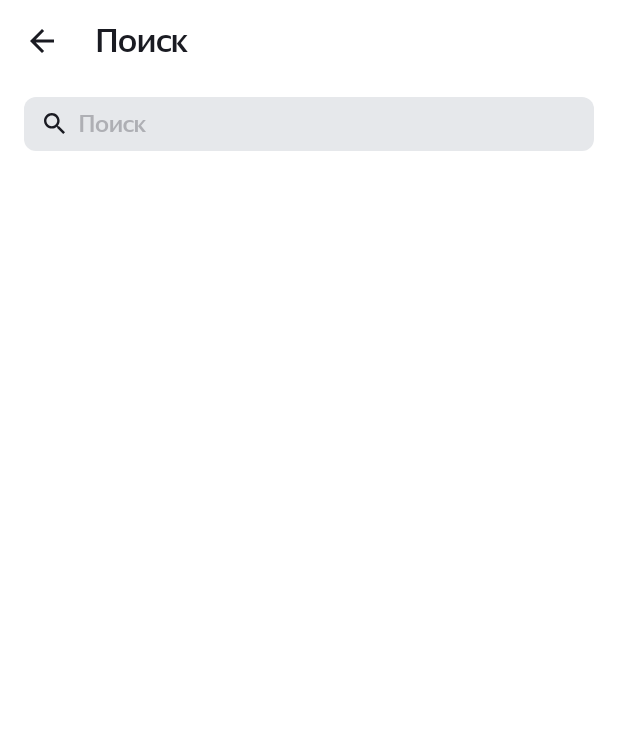
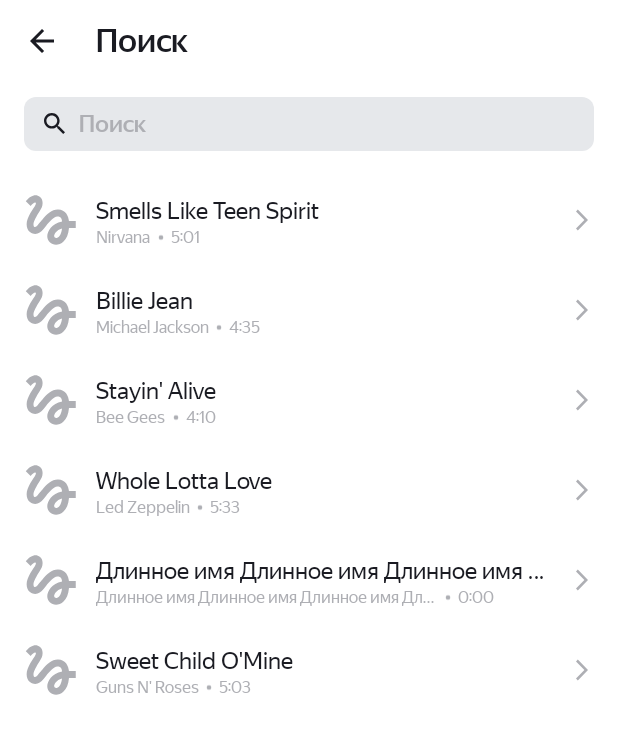
Before and after one commit to AleksandrRegulus/PlaylistMaker, an Android app: the SearchActivity screen opened directly, with no data from a screen before it, on a phone screen of 412 x 824 dp. Shown: the top 734 px of the screen. Run offline under Robolectric (Android 15) with nearby library versions, the phone set to English and light mode, and no system bars; pictures from the network do not load.

Commit message:
вторая домашка 3

```diff
--- a/app/build.gradle
+++ b/app/build.gradle
@@ -45,6 +45,8 @@ dependencies {
     implementation 'com.google.android.material:material:1.9.0'
     implementation 'androidx.constraintlayout:constraintlayout:2.1.4'
     implementation 'androidx.preference:preference:1.2.0'
+    implementation 'com.github.bumptech.glide:glide:4.14.2'
+    annotationProcessor 'com.github.bumptech.glide:compiler:4.14.2'
     testImplementation 'junit:junit:4.13.2'
     androidTestImplementation 'androidx.test.ext:junit:1.1.5'
     androidTestImplementation 'androidx.test.espresso:espresso-core:3.5.1'
--- a/app/src/main/java/com/example/playlistmaker/SearchActivity.kt
+++ b/app/src/main/java/com/example/playlistmaker/SearchActivity.kt
@@ -1,6 +1,5 @@
 package com.example.playlistmaker
 
-import android.content.Context
 import androidx.appcompat.app.AppCompatActivity
 import android.os.Bundle
 import android.text.Editable
@@ -13,7 +12,44 @@ class SearchActivity : AppCompatActivity() {
 
     private var searchText = ""
     private lateinit var binding: ActivitySearchBinding
-
+    private val tracks = arrayListOf<Track>(
+        Track(
+            "Smells Like Teen Spirit",
+            "Nirvana",
+            "5:01",
+            "https://is5-ssl.mzstatic.com/image/thumb/Music115/v4/7b/58/c2/7b58c21a-2b51-2bb2-e59a-9bb9b96ad8c3/00602567924166.rgb.jpg/100x100bb.jpg"
+        ),
+        Track(
+            "Billie Jean",
+            "Michael Jackson",
+            "4:35",
+            "https://is5-ssl.mzstatic.com/image/thumb/Music125/v4/3d/9d/38/3d9d3811-71f0-3a0e-1ada-3004e56ff852/827969428726.jpg/100x100bb.jpg"
+        ),
+        Track(
+            "Stayin' Alive",
+            "Bee Gees",
+            "4:10",
+            "https://is4-ssl.mzstatic.com/image/thumb/Music115/v4/1f/80/1f/1f801fc1-8c0f-ea3e-d3e5-387c6619619e/16UMGIM86640.rgb.jpg/100x100bb.jpg"
+        ),
+        Track(
+            "Whole Lotta Love",
+            "Led Zeppelin",
+            "5:33",
+            "https://is2-ssl.mzstatic.com/image/thumb/Music62/v4/7e/17/e3/7e17e33f-2efa-2a36-e916-7f808576cf6b/mzm.fyigqcbs.jpg/100x100bb.jpg"
+        ),
+        Track(
+            "Длинное имя Длинное имя Длинное имя Длинное имя Длинное имя Длинное имя Длинное имя",
+            "Длинное имя Длинное имя Длинное имя Длинное имя Длинное имя Длинное имя Длинное имя",
+            "0:00",
+            ""
+        ),
+        Track(
+            "Sweet Child O'Mine",
+            "Guns N' Roses",
+            "5:03",
+            "https://is5-ssl.mzstatic.com/image/thumb/Music125/v4/a0/4d/c4/a04dc484-03cc-02aa-fa82-5334fcb4bc16/18UMGIM24878.rgb.jpg/100x100bb.jpg"
+        )
+    )
 
     override fun onCreate(savedInstanceState: Bundle?) {
         super.onCreate(savedInstanceState)
@@ -26,7 +62,7 @@ class SearchActivity : AppCompatActivity() {
 
         binding.btnClear.setOnClickListener {
             binding.searchEditText.setText("")
-            val inputMethodManager = getSystemService(Context.INPUT_METHOD_SERVICE) as? InputMethodManager
+            val inputMethodManager = getSystemService(INPUT_METHOD_SERVICE) as? InputMethodManager
             inputMethodManager?.hideSoftInputFromWindow(binding.searchEditText.windowToken, 0)
         }
 
@@ -45,6 +81,8 @@ class SearchActivity : AppCompatActivity() {
             }
         }
         binding.searchEditText.addTextChangedListener(simpleTextWatcher)
+
+        binding.recyclerView.adapter = TracksAdapter(tracks)
     }
 
     private fun clearButtonVisibility(s: CharSequence?): Int {
@@ -57,15 +95,16 @@ class SearchActivity : AppCompatActivity() {
 
     override fun onSaveInstanceState(outState: Bundle) {
         super.onSaveInstanceState(outState)
-        outState.putString(SEARCH_TEXT,searchText)
+        outState.putString(SEARCH_TEXT, searchText)
     }
 
     override fun onRestoreInstanceState(savedInstanceState: Bundle) {
         super.onRestoreInstanceState(savedInstanceState)
 
-        searchText = savedInstanceState.getString(SEARCH_TEXT,"")
+        searchText = savedInstanceState.getString(SEARCH_TEXT, "")
         binding.searchEditText.setText(searchText)
     }
+
     companion object {
         private const val SEARCH_TEXT = "SEARCH_TEXT"
     }
--- /dev/null
+++ b/app/src/main/java/com/example/playlistmaker/Track.kt
@@ -0,0 +1,7 @@
+package com.example.playlistmaker
+
+data class Track(val trackName: String, // Название композиции
+                 val artistName: String, // Имя исполнителя
+                 val trackTime: String, // Продолжительность трека
+                 val artworkUrl100: String) { // Ссылка на изображение обложки
+}
--- /dev/null
+++ b/app/src/main/java/com/example/playlistmaker/TracksAdapter.kt
@@ -0,0 +1,26 @@
+package com.example.playlistmaker
+
+import android.view.LayoutInflater
+import android.view.ViewGroup
+import androidx.recyclerview.widget.RecyclerView
+
+class TracksAdapter(
+    private val tracks: List<Track>
+) : RecyclerView.Adapter<TracksViewHolder>() {
+
+    override fun onCreateViewHolder(parent: ViewGroup, viewType: Int): TracksViewHolder {
+        val view = LayoutInflater
+            .from(parent.context)
+            .inflate(R.layout.track_item, parent, false)
+        return TracksViewHolder(view)
+    }
+
+    override fun onBindViewHolder(holder: TracksViewHolder, position: Int) {
+        holder.bind(tracks[position])
+    }
+
+    override fun getItemCount(): Int {
+        return tracks.size
+    }
+
+}
--- /dev/null
+++ b/app/src/main/java/com/example/playlistmaker/TracksViewHolder.kt
@@ -0,0 +1,39 @@
+package com.example.playlistmaker
+
+import android.util.TypedValue
+import android.view.View
+import android.widget.ImageView
+import android.widget.TextView
+import androidx.recyclerview.widget.RecyclerView
+import com.bumptech.glide.Glide
+import com.bumptech.glide.load.resource.bitmap.RoundedCorners
+
+class TracksViewHolder (itemView: View): RecyclerView.ViewHolder(itemView) {
+
+    private val trackName: TextView = itemView.findViewById(R.id.trackName)
+    private val artistName: TextView = itemView.findViewById(R.id.artistName)
+    private val trackTime: TextView = itemView.findViewById(R.id.trackTime)
+    private val poster: ImageView = itemView.findViewById(R.id.poster)
+
+    fun bind(model: Track) {
+        trackName.text = model.trackName
+        artistName.text = model.artistName
+        trackTime.text = model.trackTime
+
+        Glide.with(itemView)
+            .load(model.artworkUrl100)
+            .placeholder(R.drawable.track_placeholder)
+            .fitCenter()
+            .transform(
+                RoundedCorners(
+                    TypedValue.applyDimension(
+                        TypedValue.COMPLEX_UNIT_DIP,
+                        2f,
+                        itemView.resources.displayMetrics
+                    ).toInt()
+                )
+            )
+            .into(poster)
+    }
+
+}
--- /dev/null
+++ b/app/src/main/res/drawable/arrow_forward.xml
@@ -0,0 +1,9 @@
+<vector xmlns:android="http://schemas.android.com/apk/res/android"
+    android:width="24dp"
+    android:height="24dp"
+    android:viewportWidth="24"
+    android:viewportHeight="24">
+  <path
+      android:pathData="M8,17.749L9.213,19L16,12L9.213,5L8,6.252L13.573,12L8,17.749V17.749Z"
+      android:fillColor="?attr/hintTextColor"/>
+</vector>
--- /dev/null
+++ b/app/src/main/res/drawable/ic_dot.xml
@@ -0,0 +1,9 @@
+<vector xmlns:android="http://schemas.android.com/apk/res/android"
+    android:width="13dp"
+    android:height="13dp"
+    android:viewportWidth="13"
+    android:viewportHeight="13">
+  <path
+      android:pathData="M6.5,6.5m-1.5,0a1.5,1.5 0,1 1,3 0a1.5,1.5 0,1 1,-3 0"
+      android:fillColor="?attr/hintTextColor"/>
+</vector>
--- /dev/null
+++ b/app/src/main/res/drawable/track_placeholder.xml
@@ -0,0 +1,9 @@
+<vector xmlns:android="http://schemas.android.com/apk/res/android"
+    android:width="45dp"
+    android:height="45dp"
+    android:viewportWidth="45"
+    android:viewportHeight="45">
+  <path
+      android:pathData="M8.606,12.919C9.919,11.587 11.231,10.387 11.813,10.631C12.75,11.006 11.813,12.563 11.25,13.481C10.781,14.269 5.888,20.775 5.888,25.313C5.888,27.712 6.788,29.7 8.4,30.9C9.806,31.95 11.663,32.269 13.35,31.763C15.356,31.181 17.006,29.138 19.087,26.569C21.356,23.775 24.394,20.119 26.737,20.119C29.794,20.119 29.831,22.013 30.038,23.475C22.95,24.675 19.95,30.356 19.95,33.544C19.95,36.731 22.65,39.338 25.969,39.338C29.025,39.338 34.013,36.844 34.763,27.9H39.375V23.212H34.744C34.463,20.119 32.7,15.337 27.188,15.337C22.969,15.337 19.35,18.919 17.925,20.663C16.837,22.031 14.063,25.313 13.631,25.763C13.163,26.325 12.356,27.337 11.55,27.337C10.706,27.337 10.2,25.781 10.875,23.737C11.531,21.694 13.5,18.375 14.344,17.138C15.806,15 16.781,13.538 16.781,10.988C16.781,6.919 13.706,5.625 12.075,5.625C9.6,5.625 7.444,7.5 6.975,7.969C6.3,8.644 5.738,9.206 5.325,9.712L8.606,12.919ZM26.025,34.781C25.444,34.781 24.638,34.294 24.638,33.431C24.638,32.306 26.006,29.306 30.019,28.256C29.456,33.3 27.337,34.781 26.025,34.781Z"
+      android:fillColor="#AEAFB4"/>
+</vector>
--- a/app/src/main/res/layout/activity_search.xml
+++ b/app/src/main/res/layout/activity_search.xml
@@ -1,10 +1,11 @@
 <?xml version="1.0" encoding="utf-8"?>
 <LinearLayout xmlns:android="http://schemas.android.com/apk/res/android"
+    xmlns:app="http://schemas.android.com/apk/res-auto"
     xmlns:tools="http://schemas.android.com/tools"
     android:layout_width="match_parent"
     android:layout_height="match_parent"
     android:clickable="true"
-    android:orientation="vertical" >
+    android:orientation="vertical">
 
     <LinearLayout
         android:layout_width="match_parent"
@@ -16,13 +17,14 @@
         tools:ignore="RtlSymmetry,UseCompoundDrawables,UselessParent">
 
         <ImageButton
+            android:id="@+id/btn_back"
             android:layout_width="@dimen/image_button_size"
             android:layout_height="@dimen/image_button_size"
             android:layout_gravity="center_vertical"
-            android:background="@drawable/arrow_left"
-            android:id="@+id/btn_back" />
+            android:background="@drawable/arrow_left" />
 
-        <TextView style="@style/HeaderTextView"
+        <TextView
+            style="@style/HeaderTextView"
             android:layout_width="wrap_content"
             android:layout_height="wrap_content"
             android:layout_marginStart="28dp"
@@ -33,7 +35,7 @@
         android:layout_width="match_parent"
         android:layout_height="wrap_content"
         android:orientation="horizontal"
-        android:paddingHorizontal="@dimen/medium_padding" >
+        android:paddingHorizontal="@dimen/medium_padding">
 
 
         <EditText
@@ -42,15 +44,16 @@
             android:layout_height="36dp"
             android:drawableStart="@drawable/search_for_search_activity"
             android:drawablePadding="9dp"
+            android:ellipsize="end"
+            android:fontFamily="@font/ys_display_medium"
             android:freezesText="true"
             android:hint="@string/search"
             android:inputType="text"
             android:lines="1"
-            android:maxLength="30"
             android:paddingStart="13dp"
-            android:fontFamily="@font/ys_display_medium"
+            android:paddingEnd="30dp"
             android:textFontWeight="400"
-            android:textSize="@dimen/text_size"
+            android:textSize="@dimen/text_size_middle"
             tools:ignore="RtlSymmetry" />
 
         <ImageButton
@@ -66,6 +69,22 @@
 
     </FrameLayout>
 
+    <LinearLayout
+        android:layout_width="match_parent"
+        android:layout_height="match_parent"
+        android:gravity="start"
+        android:orientation="vertical"
+        android:paddingVertical="@dimen/medium_padding">
 
+        <androidx.recyclerview.widget.RecyclerView
+            android:id="@+id/recyclerView"
+            android:layout_width="match_parent"
+            android:layout_height="match_parent"
+            android:orientation="vertical"
+            app:layoutManager="androidx.recyclerview.widget.LinearLayoutManager"
+            tools:itemCount="10"
+            tools:listitem="@layout/track_item" />
+
+    </LinearLayout>
 
 </LinearLayout>
--- a/app/src/main/res/layout/activity_settings.xml
+++ b/app/src/main/res/layout/activity_settings.xml
@@ -39,17 +39,17 @@
         <Switch
             android:id="@+id/switch_night_mode"
             android:layout_width="match_parent"
-            android:layout_height="@dimen/settings_buttons_height"
+            android:layout_height="@dimen/buttons_height"
             android:fontFamily="@font/ys_display_regular"
             android:text="@string/dark_theme"
             android:textFontWeight="400"
-            android:textSize="@dimen/text_size"
+            android:textSize="@dimen/text_size_middle"
             tools:ignore="UseSwitchCompatOrMaterialXml" />
 
         <Button
             android:id="@+id/btn_share_app"
             android:layout_width="match_parent"
-            android:layout_height="@dimen/settings_buttons_height"
+            android:layout_height="@dimen/buttons_height"
             style="@style/SettingsButtonStyle"
             android:text="@string/share_app"
             app:icon="@drawable/share_app" />
@@ -57,7 +57,7 @@
         <Button
             android:id="@+id/btn_send_to_support"
             android:layout_width="match_parent"
-            android:layout_height="@dimen/settings_buttons_height"
+            android:layout_height="@dimen/buttons_height"
             style="@style/SettingsButtonStyle"
             android:text="@string/write_support"
             app:icon="@drawable/support" />
@@ -65,7 +65,7 @@
         <Button
             android:id="@+id/btn_license_agreement"
             android:layout_width="match_parent"
-            android:layout_height="@dimen/settings_buttons_height"
+            android:layout_height="@dimen/buttons_height"
             style="@style/SettingsButtonStyle"
             android:text="@string/user_agreement"
             app:icon="@drawable/bracket_right" />
--- /dev/null
+++ b/app/src/main/res/layout/track_item.xml
@@ -0,0 +1,79 @@
+<?xml version="1.0" encoding="utf-8"?>
+<LinearLayout xmlns:android="http://schemas.android.com/apk/res/android"
+    android:id="@+id/rootLayout"
+    android:layout_width="match_parent"
+    android:layout_height="@dimen/buttons_height"
+    android:gravity="start"
+    android:orientation="horizontal"
+    android:paddingHorizontal="@dimen/small_padding">
+
+    <ImageView
+        android:id="@+id/poster"
+        android:layout_width="@dimen/placeholder_size"
+        android:layout_height="@dimen/placeholder_size"
+        android:layout_marginVertical="8dp"
+        android:src="@drawable/track_placeholder" />
+
+    <LinearLayout
+        android:layout_width="0dp"
+        android:layout_height="match_parent"
+        android:layout_weight="1"
+        android:gravity="start"
+        android:orientation="vertical"
+        android:paddingHorizontal="8dp"
+        android:paddingTop="14dp">
+
+
+        <TextView
+            android:id="@+id/trackName"
+            android:layout_width="match_parent"
+            android:layout_height="wrap_content"
+            android:ellipsize="end"
+            android:fontFamily="@font/ys_display_regular"
+            android:maxLines="1"
+            android:text="Название трека"
+            android:textFontWeight="500"
+            android:textSize="@dimen/text_size_middle" />
+
+        <LinearLayout
+            android:layout_width="match_parent"
+            android:layout_height="wrap_content"
+            android:gravity="start"
+            android:orientation="horizontal"
+            android:paddingTop="1dp">
+
+            <TextView
+                android:id="@+id/artistName"
+                style="@style/ArtistTextView"
+                android:layout_width="wrap_content"
+                android:layout_height="match_parent"
+                android:layout_gravity="center_vertical"
+                android:layout_marginEnd="76dp"
+                android:text="The Beatles" />
+
+            <ImageView
+                android:layout_width="wrap_content"
+                android:layout_height="match_parent"
+                android:layout_gravity="center_vertical"
+                android:layout_marginStart="-76dp"
+                android:src="@drawable/ic_dot" />
+
+            <TextView
+                android:id="@+id/trackTime"
+                style="@style/ArtistTextView"
+                android:layout_width="wrap_content"
+                android:layout_height="match_parent"
+                android:gravity="start"
+                android:minWidth="64dp"
+                android:text="4:01" />
+
+        </LinearLayout>
+    </LinearLayout>
+
+    <ImageView
+        android:layout_width="wrap_content"
+        android:layout_height="wrap_content"
+        android:layout_marginVertical="18dp"
+        android:src="@drawable/arrow_forward" />
+
+</LinearLayout>
--- a/app/src/main/res/values-night/themes.xml
+++ b/app/src/main/res/values-night/themes.xml
@@ -21,10 +21,21 @@
         <item name="colorPrimary">@color/black</item>       <!--системная часть экрана-->
         <item name="colorOnPrimary">@color/white</item>     <!--текст кнопок-->
         <item name="colorPrimaryVariant">@color/black</item> <!-- для стрелочки и фона кнопок-->
+        <item name="hintTextColor">@color/white</item>
         <item name="android:editTextColor">@color/black</item>
         <item name="android:background">@color/black</item>
         <item name="android:textColor">@color/white</item>
         <item name="android:textColorHint">@color/black</item>
         <item name="android:editTextBackground">@drawable/rounded_edittext_dark</item>
     </style>
+
+    <style name="ArtistTextView" parent="Widget.MaterialComponents.TextView">
+        <item name="android:textSize">@dimen/text_size_small</item>
+        <item name="android:fontFamily">@font/ys_display_regular</item>
+        <item name="android:ellipsize">end</item>
+        <item name="android:maxLines">1</item>
+        <item name="android:textFontWeight">500</item>
+        <item name="android:textColor">@color/white</item>
+    </style>
+
 </resources>
--- a/app/src/main/res/values/dimens.xml
+++ b/app/src/main/res/values/dimens.xml
@@ -4,8 +4,9 @@
     <dimen name="main_buttons_radius">10dp</dimen>
     <dimen name="main_text_size">22sp</dimen>
 
-    <dimen name="settings_buttons_height">60dp</dimen>
-    <dimen name="text_size">16sp</dimen>
+    <dimen name="buttons_height">60dp</dimen>
+    <dimen name="text_size_middle">16sp</dimen>
+    <dimen name="text_size_small">11sp</dimen>
     <dimen name="image_button_size">16dp</dimen>
     <dimen name="settings_buttons_radius">0dp</dimen>
     <dimen name="settings_buttons_padding_zero">0dp</dimen>
@@ -13,9 +14,13 @@
     <dimen name="buttons_inset_zero">0dp</dimen>
     <dimen name="icons_padding">10dp</dimen>
     <dimen name="medium_padding">16dp</dimen>
+    <dimen name="small_padding">12dp</dimen>
+<!--    <dimen name="small_margin">8dp</dimen>-->
 
     <dimen name="search_edittext_radius">8dp</dimen>
 
     <dimen name="button_clear_size">14dp</dimen>
 
+    <dimen name="placeholder_size">44dp</dimen>
+
 </resources>
--- a/app/src/main/res/values/styles.xml
+++ b/app/src/main/res/values/styles.xml
@@ -22,7 +22,7 @@
         <item name="android:insetTop">@dimen/buttons_inset_zero</item>
         <item name="android:insetBottom">@dimen/buttons_inset_zero</item>
         <item name="android:textAllCaps">false</item>
-        <item name="android:textSize">@dimen/text_size</item>
+        <item name="android:textSize">@dimen/text_size_middle</item>
         <item name="android:textAlignment">viewStart</item>
         <item name="android:paddingStart">@dimen/settings_buttons_padding_zero</item>
         <item name="iconGravity">end</item>
--- a/app/src/main/res/values/themes.xml
+++ b/app/src/main/res/values/themes.xml
@@ -4,9 +4,12 @@
         <!-- Customize your light theme here. -->
         <!-- Primary brand color. -->
         <item name="colorPrimary">@color/blue</item>      <!--системная часть экрана-->
-        <item name="colorPrimaryVariant">@color/white</item>      <!-- для стрелочки и фона кнопок-->
+        <item name="colorPrimaryVariant">@color/white
+        </item>      <!-- для стрелочки и фона кнопок-->
         <item name="colorOnPrimary">@color/black</item>   <!--текст кнопок-->
-        <item name="android:colorControlActivated">@color/blue</item>  <!-- switch активирован всегда синий-->
+        <item name="android:colorControlActivated">@color/blue
+        </item>  <!-- switch активирован всегда синий-->
+        <item name="hintTextColor">@color/grey</item>
         <!-- Secondary brand color. -->
 
     </style>
@@ -28,4 +31,13 @@
         <item name="android:textColorHint">@color/grey</item>
     </style>
 
+    <style name="ArtistTextView" parent="Widget.MaterialComponents.TextView">
+        <item name="android:textSize">@dimen/text_size_small</item>
+        <item name="android:fontFamily">@font/ys_display_regular</item>
+        <item name="android:textFontWeight">500</item>
+        <item name="android:ellipsize">end</item>
+        <item name="android:maxLines">1</item>
+        <item name="android:textColor">@color/grey</item>
+    </style>
+
 </resources>
```
